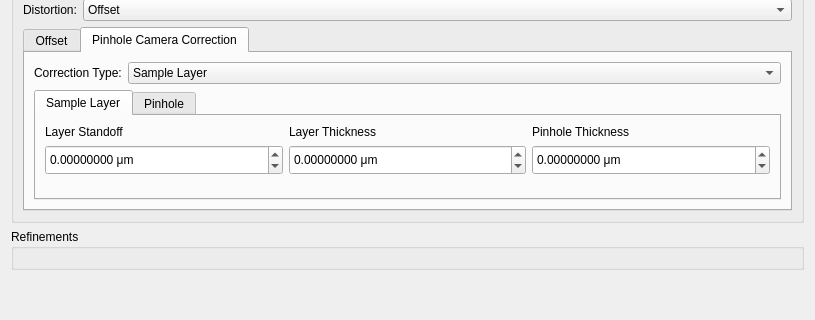
The window that hexrd/ui/resources/ui/powder_overlay_editor.ui (HEXRD/hexrdgui) describes before a commit, drawn with Qt 5; both pictures show x 0 to 815 and y 83 to 403 of the 815 by 590 pixel window.
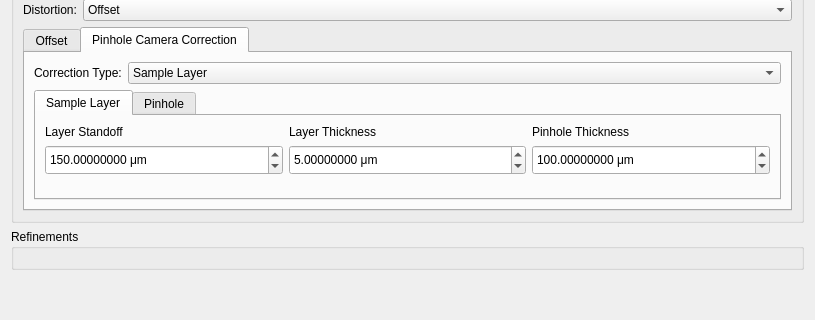
The same window after the commit. The open tabs and pages were chosen to show the change. Custom widgets are drawn as their Qt base class.

Commit message:
Fix unit conversion and improve UI defaults
The hexrd classes expect millimeters, but we are displaying
micrometers. Make sure we do the conversion.

The edit to the form file:
```diff
--- a/hexrd/ui/resources/ui/powder_overlay_editor.ui
+++ b/hexrd/ui/resources/ui/powder_overlay_editor.ui
@@ -315,7 +315,7 @@
                  <number>8</number>
                 </property>
                 <property name="minimum">
-                 <double>-10000000.000000000000000</double>
+                 <double>0.100000000000000</double>
                 </property>
                 <property name="maximum">
                  <double>10000000.000000000000000</double>
@@ -323,6 +323,9 @@
                 <property name="singleStep">
                  <double>0.010000000000000</double>
                 </property>
+                <property name="value">
+                 <double>150.000000000000000</double>
+                </property>
                </widget>
               </item>
               <item row="0" column="1">
@@ -347,7 +350,7 @@
                  <number>8</number>
                 </property>
                 <property name="minimum">
-                 <double>-10000000.000000000000000</double>
+                 <double>0.100000000000000</double>
                 </property>
                 <property name="maximum">
                  <double>10000000.000000000000000</double>
@@ -355,6 +358,9 @@
                 <property name="singleStep">
                  <double>0.010000000000000</double>
                 </property>
+                <property name="value">
+                 <double>5.000000000000000</double>
+                </property>
                </widget>
               </item>
               <item row="0" column="2">
@@ -379,7 +385,7 @@
                  <number>8</number>
                 </property>
                 <property name="minimum">
-                 <double>-10000000.000000000000000</double>
+                 <double>0.100000000000000</double>
                 </property>
                 <property name="maximum">
                  <double>10000000.000000000000000</double>
@@ -387,6 +393,9 @@
                 <property name="singleStep">
                  <double>0.010000000000000</double>
                 </property>
+                <property name="value">
+                 <double>100.000000000000000</double>
+                </property>
                </widget>
               </item>
               <item row="2" column="1">
```
Left out of the diff: 19 changed lines with no effect on the pictures. The commit also changes 1 other file.
